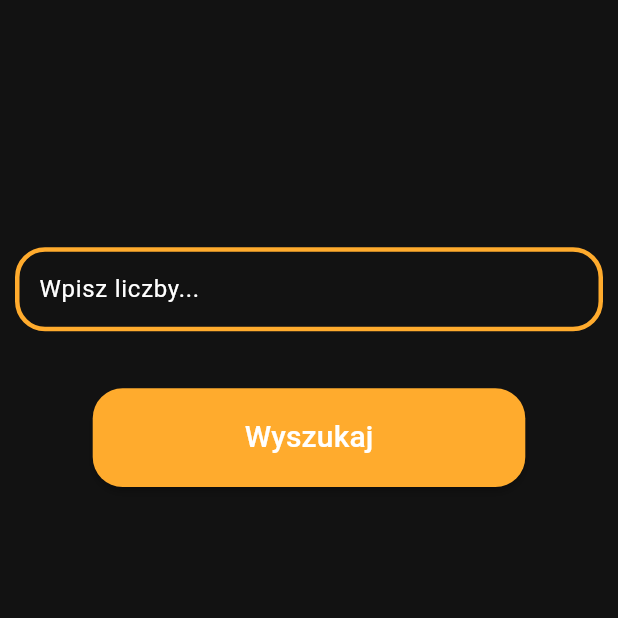
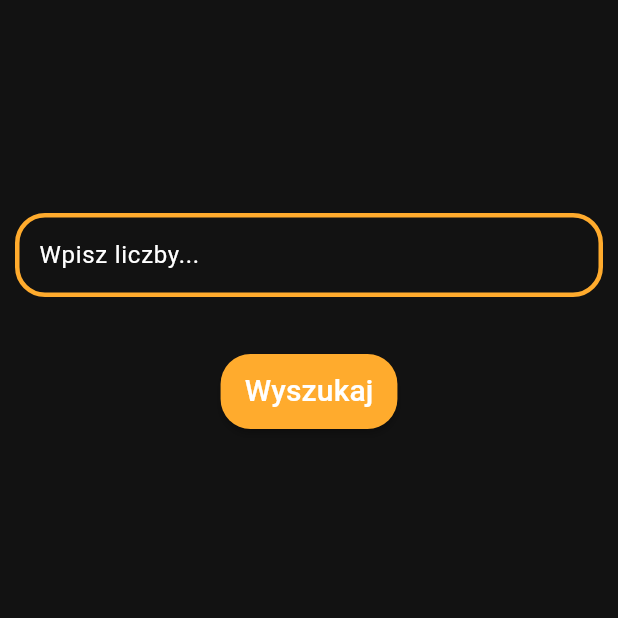
Before and after one commit to Klimek777/outlierapp, a Flutter app: the screen it shows after launch, on a phone screen of 412 x 824 dp, the top half of it. Run offline on Flutter 3.47's test engine with Material 2 defaults, Android fonts, the light colour scheme and no system bars; our stand-ins replace bloc, flutter_bloc.

Commit message:
deleted mediaquery +  bloc implementation.

```diff
--- a/lib/main.dart
+++ b/lib/main.dart
@@ -1,5 +1,8 @@
 import 'package:flutter/material.dart';
+import 'package:flutter_bloc/flutter_bloc.dart';
+import 'package:outlierapp/bloc/bloc/numbers_bloc_bloc.dart';
 import 'package:outlierapp/pages/home_page.dart';
+import 'package:outlierapp/pages/result_page.dart';
 
 void main() {
   runApp(const MyApp());
@@ -11,12 +14,20 @@ class MyApp extends StatelessWidget {
   // This widget is the root of your application.
   @override
   Widget build(BuildContext context) {
-    return MaterialApp(
+    return MultiBlocProvider(
+      providers: [BlocProvider(create: (context) => NumbersBloc())],
+      child: MaterialApp(
         debugShowCheckedModeBanner: false,
         theme: ThemeData(
           colorScheme: const ColorScheme.dark(),
           useMaterial3: true,
         ),
-        home: const HomePage());
+        initialRoute: '/',
+        routes: {
+          '/': (context) => const HomePage(),
+          '/result': (context) => const ResultPage(),
+        },
+      ),
+    );
   }
 }
--- a/lib/pages/home_page.dart
+++ b/lib/pages/home_page.dart
@@ -1,5 +1,7 @@
 import 'package:flutter/material.dart';
-import 'package:outlierapp/pages/result_page.dart';
+import 'package:flutter_bloc/flutter_bloc.dart';
+
+import '../bloc/bloc/numbers_bloc_bloc.dart';
 
 class HomePage extends StatefulWidget {
   const HomePage({super.key});
@@ -9,72 +11,86 @@ class HomePage extends StatefulWidget {
 }
 
 class _HomePageState extends State<HomePage> {
-  List<int>? listOfNumbers;
-  double? _deviceHeight, _deviceWidth;
   TextEditingController textEditingController = TextEditingController();
-  dynamic result;
   String? textError;
+
   @override
   Widget build(BuildContext context) {
-    _deviceHeight = MediaQuery.of(context).size.height;
-    _deviceWidth = MediaQuery.of(context).size.width;
-
     return Scaffold(
-        body: Column(
-      children: [
-        _inputWidget(textError),
-        _buttonWiget(),
-      ],
-    ));
+      body: Column(
+        children: [
+          Expanded(
+            flex: 1,
+            child: Column(
+              mainAxisAlignment: MainAxisAlignment.end,
+              children: [
+                _inputWidget(textError),
+                BlocBuilder<NumbersBloc, dynamic>(
+                  builder: (context, state) {
+                    if (state is String) {
+                      return Text(
+                        state,
+                        style: TextStyle(color: Colors.red),
+                      );
+                    }
+                    return SizedBox.shrink();
+                  },
+                ),
+              ],
+            ),
+          ),
+          Expanded(
+            flex: 3,
+            child: Column(
+              mainAxisAlignment: MainAxisAlignment.start,
+              children: [
+                _buttonWiget(context),
+              ],
+            ),
+          ),
+        ],
+      ),
+    );
   }
 
   Widget _inputWidget(String? errorMessage) {
     return Padding(
-      padding: EdgeInsets.only(
-          top: _deviceHeight! * 0.20, bottom: 8.0, left: 10, right: 10),
+      padding: EdgeInsets.only(top: 10, bottom: 8.0, left: 10, right: 10),
       child: Column(
         children: [
           TextFormField(
             controller: textEditingController,
             cursorColor: const Color.fromRGBO(255, 171, 45, 1),
             decoration: const InputDecoration(
-              // hintStyle: GoogleFonts.kanit(),
               counterText: "",
               hintText: "Wpisz liczby...",
               hintStyle: TextStyle(color: Colors.white),
               enabledBorder: OutlineInputBorder(
                 borderSide: BorderSide(
-                    width: 3, color: Color.fromRGBO(255, 171, 45, 1)),
+                  width: 3,
+                  color: Color.fromRGBO(255, 171, 45, 1),
+                ),
                 borderRadius: BorderRadius.all(
                   Radius.circular(20),
                 ),
               ),
               focusedBorder: OutlineInputBorder(
                 borderSide: BorderSide(
-                    width: 3, color: Color.fromRGBO(255, 171, 45, 1)),
+                  width: 3,
+                  color: Color.fromRGBO(255, 171, 45, 1),
+                ),
                 borderRadius: BorderRadius.all(
                   Radius.circular(20),
                 ),
               ),
             ),
           ),
-          if (errorMessage != null)
-            Padding(
-              padding: const EdgeInsets.all(8.0),
-              child: Text(
-                errorMessage,
-                style: const TextStyle(
-                    color: Colors.red,
-                    fontWeight:
-                        FontWeight.w400), // Customize the error message style
-              ),
-            ),
         ],
       ),
     );
   }
 
-  Widget _buttonWiget() {
+  Widget _buttonWiget(BuildContext context) {
     return Padding(
       padding: const EdgeInsets.only(top: 30.0),
       child: MaterialButton(
@@ -83,31 +99,21 @@ class _HomePageState extends State<HomePage> {
         ),
         onPressed: () {
           try {
-            listOfNumbers =
+            final listOfNumbers =
                 textEditingController.text.split(',').map(int.parse).toList();
 
-            Numbers numbers = Numbers();
-            result = numbers.getResult(listOfNumbers!);
-            result == "ERROR"
-                ? throw Exception()
-                : Navigator.push(
-                    context,
-                    MaterialPageRoute(
-                        builder: (context) => ResultPage(result: result)));
-
-            setState(() {
-              textError = null;
-              textEditingController.clear();
-            });
+            final numbersBloc = BlocProvider.of<NumbersBloc>(context);
+            numbersBloc.add(listOfNumbers);
+            Navigator.pushNamed(context, '/result');
           } catch (e) {
             String errorMessage = "Spróbuj ponownie";
-            setState(() {
-              textError = errorMessage;
-            });
+            final numbersBloc = BlocProvider.of<NumbersBloc>(context);
+            numbersBloc.add(errorMessage);
           }
+          textEditingController.clear();
         },
-        minWidth: _deviceWidth! * 0.70,
-        height: _deviceHeight! * 0.08,
+        minWidth: 70,
+        height: 50,
         color: const Color.fromRGBO(255, 171, 45, 1),
         child: const Text(
           'Wyszukaj',
@@ -117,47 +123,3 @@ class _HomePageState extends State<HomePage> {
     );
   }
 }
-
-class Numbers {
-  dynamic checkNumbers(List<int> list) {
-    int evenCount = 0;
-    int oddCount = 0;
-    int? resultNumber;
-    String? error;
-    try {
-      for (int number in list) {
-        if (number % 2 == 0) {
-          evenCount++;
-        } else {
-          oddCount++;
-        }
-      }
-
-      if (evenCount > oddCount && oddCount == 1) {
-        for (int number in list) {
-          if (number % 2 != 0) {
-            resultNumber = number;
-          }
-        }
-        return resultNumber;
-      } else if ((evenCount < oddCount && evenCount == 1)) {
-        for (int number in list) {
-          if (number % 2 == 0) {
-            resultNumber = number;
-          }
-        }
-        return resultNumber;
-      } else {
-        error = "ERROR";
-
-        return error;
-      }
-    } catch (e) {
-      return error = "ERROR";
-    }
-  }
-
-  dynamic getResult(List<int> list) {
-    return checkNumbers(list);
-  }
-}
```
Also changed, not shown: lib/bloc/bloc/numbers_bloc_bloc.dart (added, +55 -0 lines), lib/pages/result_page.dart (+22 -8 lines), pubspec.yaml (+3 -17 lines), pubspec.lock.
